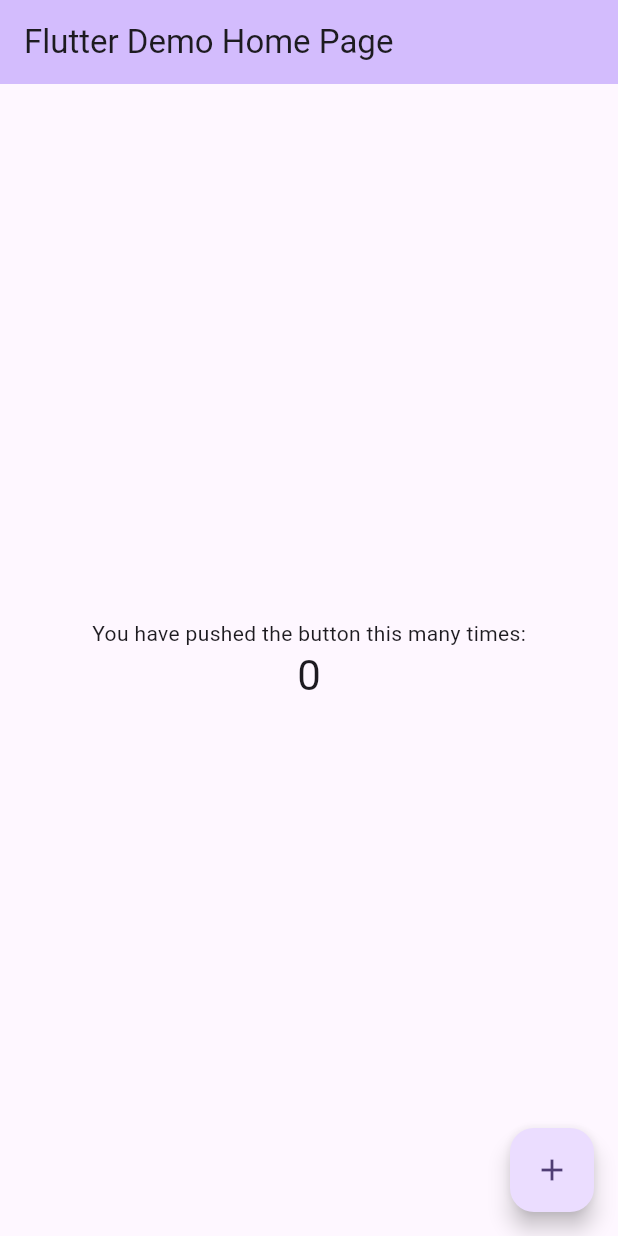
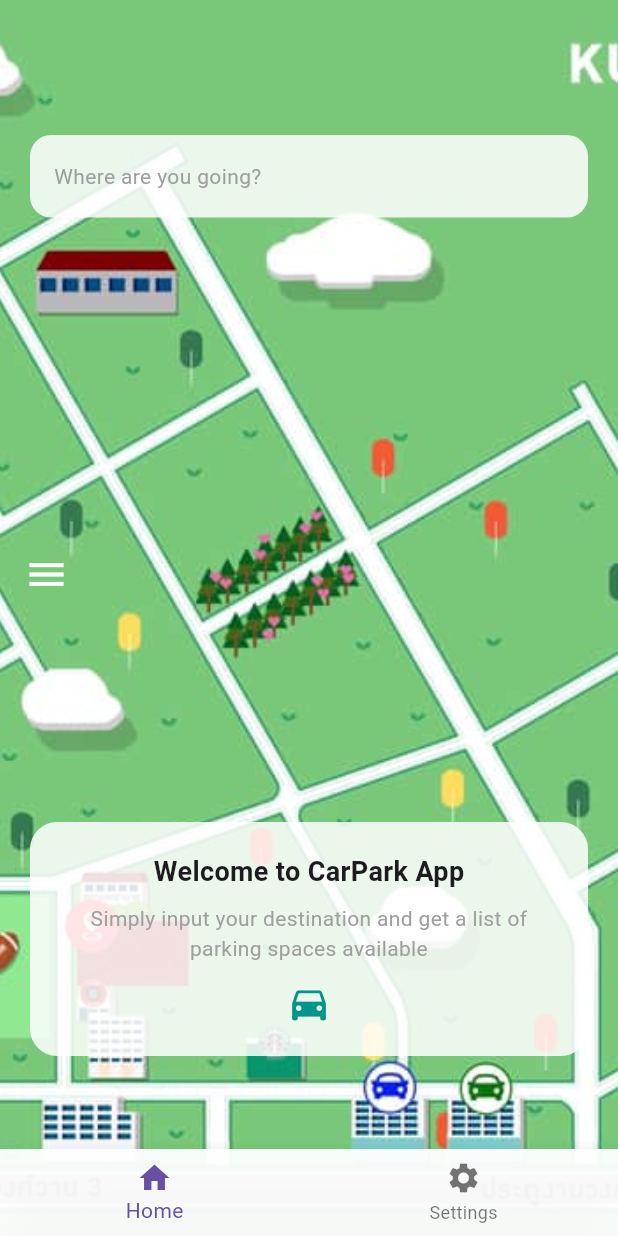
Before and after one commit to KathAEatBurger/KUCarPark, a Flutter app: the screen it shows after launch, on a phone screen of 412 x 824 dp. Run offline on Flutter 3.47's test engine with Material 3 defaults, Android fonts, the phone set to English and light mode, and no system bars.

Commit message:
add assets/setting/main

```diff
--- a/lib/main.dart
+++ b/lib/main.dart
@@ -1,4 +1,5 @@
 import 'package:flutter/material.dart';
+import 'settings_page.dart';
 
 void main() {
   runApp(const MyApp());
@@ -7,115 +8,128 @@ void main() {
 class MyApp extends StatelessWidget {
   const MyApp({super.key});
 
-  // This widget is the root of your application.
   @override
   Widget build(BuildContext context) {
-    return MaterialApp(
-      title: 'Honggggggg',
-      theme: ThemeData(
-        // This is the theme of your application.
-        //
-        // TRY THIS: Try running your application with "flutter run". You'll see
-        // the application has a purple toolbar. Then, without quitting the app,
-        // try changing the seedColor in the colorScheme below to Colors.green
-        // and then invoke "hot reload" (save your changes or press the "hot
-        // reload" button in a Flutter-supported IDE, or press "r" if you used
-        // the command line to start the app).
-        //
-        // Notice that the counter didn't reset back to zero; the application
-        // state is not lost during the reload. To reset the state, use hot
-        // restart instead.
-        //
-        // This works for code too, not just values: Most code changes can be
-        // tested with just a hot reload.
-        colorScheme: .fromSeed(seedColor: Colors.deepPurple),
-      ),
-      home: const MyHomePage(title: 'Flutter Demo Home Page'),
+    return const MaterialApp(
+      debugShowCheckedModeBanner: false,
+      home: HomePage(),
     );
   }
 }
 
-class MyHomePage extends StatefulWidget {
-  const MyHomePage({super.key, required this.title});
-
-  // This widget is the home page of your application. It is stateful, meaning
-  // that it has a State object (defined below) that contains fields that affect
-  // how it looks.
-
-  // This class is the configuration for the state. It holds the values (in this
-  // case the title) provided by the parent (in this case the App widget) and
-  // used by the build method of the State. Fields in a Widget subclass are
-  // always marked "final".
-
-  final String title;
-
-  @override
-  State<MyHomePage> createState() => _MyHomePageState();
-}
-
-class _MyHomePageState extends State<MyHomePage> {
-  int _counter = 0;
-
-  void _incrementCounter() {
-    setState(() {
-      // This call to setState tells the Flutter framework that something has
-      // changed in this State, which causes it to rerun the build method below
-      // so that the display can reflect the updated values. If we changed
-      // _counter without calling setState(), then the build method would not be
-      // called again, and so nothing would appear to happen.
-      _counter++;
-    });
-  }
+class HomePage extends StatelessWidget {
+  const HomePage({super.key});
 
   @override
   Widget build(BuildContext context) {
-    // This method is rerun every time setState is called, for instance as done
-    // by the _incrementCounter method above.
-    //
-    // The Flutter framework has been optimized to make rerunning build methods
-    // fast, so that you can just rebuild anything that needs updating rather
-    // than having to individually change instances of widgets.
     return Scaffold(
-      appBar: AppBar(
-        // TRY THIS: Try changing the color here to a specific color (to
-        // Colors.amber, perhaps?) and trigger a hot reload to see the AppBar
-        // change color while the other colors stay the same.
-        backgroundColor: Theme.of(context).colorScheme.inversePrimary,
-        // Here we take the value from the MyHomePage object that was created by
-        // the App.build method, and use it to set our appbar title.
-        title: Text(widget.title),
+      extendBody: true, // ⭐ สำคัญมาก แก้พื้นขาว/ดำใต้ BottomNav
+
+      body: Stack(
+        fit: StackFit.expand,
+        children: [
+          /// 🔹 Background image (เต็มจอจริง)
+          Image.asset(
+            'assets/images/background.jpg',
+            fit: BoxFit.cover,
           ),
-      body: Center(
-        // Center is a layout widget. It takes a single child and positions it
-        // in the middle of the parent.
+
+          /// 🔹 Top menu
+          SafeArea(
+            child: Padding(
+              padding: const EdgeInsets.all(16),
+              child: Row(
+                children: const [
+                  Icon(Icons.menu, size: 30, color: Colors.white),
+                ],
+              ),
+            ),
+          ),
+
+          /// 🔹 Search box
+          Positioned(
+            top: 90,
+            left: 20,
+            right: 20,
+            child: Container(
+              height: 55,
+              padding: const EdgeInsets.symmetric(horizontal: 16),
+              decoration: BoxDecoration(
+                color: Colors.white.withOpacity(0.85),
+                borderRadius: BorderRadius.circular(14),
+              ),
+              alignment: Alignment.centerLeft,
+              child: const Text(
+                "Where are you going?",
+                style: TextStyle(color: Colors.grey),
+              ),
+            ),
+          ),
+
+          /// 🔹 Bottom card
+          Positioned(
+            bottom: 120,
+            left: 20,
+            right: 20,
+            child: Container(
+              padding: const EdgeInsets.all(20),
+              decoration: BoxDecoration(
+                color: Colors.white.withOpacity(0.85),
+                borderRadius: BorderRadius.circular(18),
+              ),
               child: Column(
-          // Column is also a layout widget. It takes a list of children and
-          // arranges them vertically. By default, it sizes itself to fit its
-          // children horizontally, and tries to be as tall as its parent.
-          //
-          // Column has various properties to control how it sizes itself and
-          // how it positions its children. Here we use mainAxisAlignment to
-          // center the children vertically; the main axis here is the vertical
-          // axis because Columns are vertical (the cross axis would be
-          // horizontal).
-          //
-          // TRY THIS: Invoke "debug painting" (choose the "Toggle Debug Paint"
-          // action in the IDE, or press "p" in the console), to see the
-          // wireframe for each widget.
-          mainAxisAlignment: .center,
-          children: [
-            const Text('You have pushed the button this many times:'),
+                mainAxisSize: MainAxisSize.min,
+                children: const [
                   Text(
-              '$_counter',
-              style: Theme.of(context).textTheme.headlineMedium,
+                    "Welcome to CarPark App",
+                    style: TextStyle(
+                      fontSize: 18,
+                      fontWeight: FontWeight.bold,
+                    ),
+                  ),
+                  SizedBox(height: 8),
+                  Text(
+                    "Simply input your destination and get a list of parking spaces available",
+                    textAlign: TextAlign.center,
+                    style: TextStyle(color: Colors.grey),
+                  ),
+                  SizedBox(height: 12),
+                  Icon(
+                    Icons.directions_car,
+                    color: Colors.teal,
+                    size: 30,
                   ),
                 ],
               ),
             ),
-      floatingActionButton: FloatingActionButton(
-        onPressed: _incrementCounter,
-        tooltip: 'Increment',
-        child: const Icon(Icons.add),
+          ),
+        ],
+      ),
+
+      /// 🔹 Bottom navigation
+      bottomNavigationBar: BottomNavigationBar(
+        backgroundColor: Colors.white.withOpacity(0.95),
+        currentIndex: 0,
+        onTap: (index) {
+          if (index == 1) {
+            Navigator.push(
+              context,
+              MaterialPageRoute(
+                builder: (_) => const SettingsPage(),
+              ),
+            );
+          }
+        },
+        items: const [
+          BottomNavigationBarItem(
+            icon: Icon(Icons.home),
+            label: "Home",
+          ),
+          BottomNavigationBarItem(
+            icon: Icon(Icons.settings),
+            label: "Settings",
+          ),
+        ],
       ),
     );
   }
--- /dev/null
+++ b/lib/settings_page.dart
@@ -0,0 +1,39 @@
+import 'package:flutter/material.dart';
+
+class SettingsPage extends StatelessWidget {
+  const SettingsPage({super.key});
+
+  @override
+  Widget build(BuildContext context) {
+    return Scaffold(
+      appBar: AppBar(
+        title: const Text("Settings"),
+        backgroundColor: Colors.teal,
+      ),
+      body: ListView(
+        children: const [
+          ListTile(
+            leading: Icon(Icons.person),
+            title: Text("Account"),
+            subtitle: Text("Edit profile, change password"),
+          ),
+          Divider(),
+          ListTile(
+            leading: Icon(Icons.notifications),
+            title: Text("Notifications"),
+          ),
+          Divider(),
+          ListTile(
+            leading: Icon(Icons.lock),
+            title: Text("Privacy"),
+          ),
+          Divider(),
+          ListTile(
+            leading: Icon(Icons.info),
+            title: Text("About App"),
+          ),
+        ],
+      ),
+    );
+  }
+}
```
Also changed, not shown: pubspec.yaml (+3 -4 lines), assets/images/background.jpg (added), 1 other file. Lines whose indentation alone changed are shown as unchanged.
